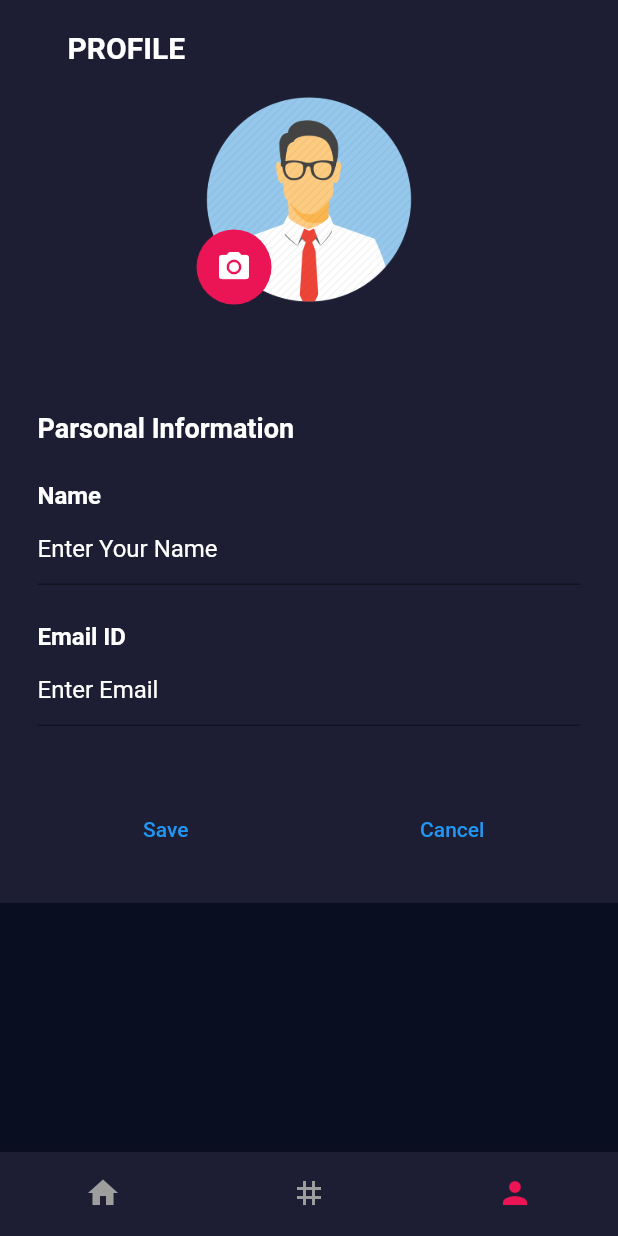
After one commit to smtsarial/bmi_calculator, a Flutter app: the HomePage screen opened directly, item 3 of the bottom bar chosen, after a tap on the "edit" icon, on a phone screen of 412 x 824 dp. The commit adds this screen. Run offline on Flutter 3.47's test engine with Material 2 defaults, Android fonts, the phone set to English and light mode, and no system bars; our stand-ins replace font_awesome_flutter; Roboto replaces fonts that are missing (sans-serif-light).

Commit message:
added profile page and bottomnavigatorbar

```diff
--- a/lib/Screens/CalculatorScreen.dart
+++ b/lib/Screens/CalculatorScreen.dart
@@ -28,15 +28,7 @@ class _InputPageState extends State<InputPage> {
   int age = 20;
   @override
   Widget build(BuildContext context) {
-    return Scaffold(
-      backgroundColor: Color(0xFF0A0E21),
-      appBar: AppBar(
-        backgroundColor: Color(0xFF0A0E21),
-        title: Center(
-          child: Text('CALCULATOR'),
-        ),
-      ),
-      body: Column(
+    return Column(
       crossAxisAlignment: CrossAxisAlignment.stretch,
       children: [
         Expanded(
@@ -108,10 +100,8 @@ class _InputPageState extends State<InputPage> {
                     inactiveTrackColor: ksliderInactiveColor,
                     thumbColor: Color(0xFFEB1555),
                     overlayColor: Color(0x29EB1555),
-                      thumbShape:
-                          RoundSliderThumbShape(enabledThumbRadius: 15.0),
-                      overlayShape:
-                          RoundSliderOverlayShape(overlayRadius: 35.0),
+                    thumbShape: RoundSliderThumbShape(enabledThumbRadius: 15.0),
+                    overlayShape: RoundSliderOverlayShape(overlayRadius: 35.0),
                   ),
                   child: Slider(
                     value: height.toDouble(),
@@ -235,7 +225,6 @@ class _InputPageState extends State<InputPage> {
           },
         ),
       ],
-      ),
     );
   }
 }
--- a/lib/Screens/HomeScreen.dart
+++ b/lib/Screens/HomeScreen.dart
@@ -1,5 +1,8 @@
+import 'package:bmi_calculator_app/Screens/CalculatorScreen.dart';
+import 'package:bmi_calculator_app/Screens/ProfileScreen.dart';
 import 'package:bmi_calculator_app/auth/SignUpScreen.dart';
 import 'package:bmi_calculator_app/main.dart';
+import 'package:bmi_calculator_app/widgets/constants.dart';
 import 'package:flutter/cupertino.dart';
 import 'package:flutter/foundation.dart';
 import 'package:flutter/gestures.dart';
@@ -13,41 +16,41 @@ class HomePage extends StatefulWidget {
 }
 
 class _HomePageState extends State<HomePage> {
+  int _selectedTab = 0;
+
+  List _pages = [
+    InputPage(),
+    Center(
+      child: Text("Home"),
+    ),
+    ProfilePage()
+  ];
+
+  _changeTab(int index) {
+    setState(() {
+      _selectedTab = index;
+    });
+  }
+
   @override
   Widget build(BuildContext context) {
     return Scaffold(
-        resizeToAvoidBottomInset: true,
-        backgroundColor: const Color.fromRGBO(40, 38, 56, 1),
-        body: Column(
-          crossAxisAlignment: CrossAxisAlignment.center,
-          children: <Widget>[
-            Center(
-              child: Container(
-                  height: 400,
-                  width: 200,
-                  padding: EdgeInsets.all(20),
-                  alignment: Alignment.center,
-                  child: Text(
-                    "Successfull login!",
-                    textAlign: TextAlign.center,
-                    style: TextStyle(color: Colors.white, fontSize: 25),
-                  )),
-            ),
-            Container(
-              height: 100,
-              width: 570,
-              padding: EdgeInsets.all(20),
-              child: ElevatedButton(
-                  child: Text("Logout", style: TextStyle(color: Colors.white)),
-                  onPressed: () {
-                    Navigator.pushAndRemoveUntil(
-                      context,
-                      MaterialPageRoute(builder: (context) => MyApp()),
-                      (Route<dynamic> route) => false,
-                    );
-                  }),
-            )
-          ],
-        ));
+      body: SafeArea(child: _pages[_selectedTab]),
+      bottomNavigationBar: BottomNavigationBar(
+        showSelectedLabels: false,
+        showUnselectedLabels: false,
+        currentIndex: _selectedTab,
+        onTap: (index) => _changeTab(index),
+        backgroundColor: kactiveCardColor,
+        selectedItemColor: kbottomContainerColor,
+        unselectedItemColor: Colors.grey,
+        items: [
+          BottomNavigationBarItem(icon: Icon(Icons.home), label: "Home"),
+          BottomNavigationBarItem(
+              icon: Icon(Icons.grid_3x3_outlined), label: "Product"),
+          BottomNavigationBarItem(icon: Icon(Icons.person), label: "About"),
+        ],
+      ),
+    );
   }
 }
--- /dev/null
+++ b/lib/Screens/ProfileScreen.dart
@@ -0,0 +1,278 @@
+import 'package:bmi_calculator_app/widgets/constants.dart';
+import 'package:flutter/material.dart';
+import 'package:flutter/cupertino.dart';
+
+class ProfilePage extends StatefulWidget {
+  @override
+  MapScreenState createState() => MapScreenState();
+}
+
+class MapScreenState extends State<ProfilePage>
+    with SingleTickerProviderStateMixin {
+  bool _status = true;
+  final FocusNode myFocusNode = FocusNode();
+
+  @override
+  Widget build(BuildContext context) {
+    return new ListView(
+      children: [
+        Column(
+          children: [
+            new Container(
+              height: 250.0,
+              color: kactiveCardColor,
+              child: new Column(
+                children: <Widget>[
+                  Padding(
+                      padding: EdgeInsets.only(left: 20.0, top: 20.0),
+                      child: new Row(
+                        crossAxisAlignment: CrossAxisAlignment.start,
+                        children: <Widget>[
+                          Padding(
+                            padding: EdgeInsets.only(left: 25.0),
+                            child: new Text('PROFILE',
+                                style: TextStyle(
+                                    fontWeight: FontWeight.bold,
+                                    fontSize: 20.0,
+                                    fontFamily: 'sans-serif-light',
+                                    color: Colors.white)),
+                          )
+                        ],
+                      )),
+                  Padding(
+                    padding: EdgeInsets.only(top: 20.0),
+                    child: new Stack(fit: StackFit.loose, children: <Widget>[
+                      new Row(
+                        crossAxisAlignment: CrossAxisAlignment.center,
+                        mainAxisAlignment: MainAxisAlignment.center,
+                        children:[
+                          new Container(
+                              width: 140.0,
+                              height: 140.0,
+                              decoration: new BoxDecoration(
+                                shape: BoxShape.circle,
+                                image: new DecorationImage(
+                                  image: new ExactAssetImage(
+                                      'assets/images/as.png'),
+                                  fit: BoxFit.cover,
+                                ),
+                              )),
+                        ],
+                      ),
+                      Padding(
+                          padding: EdgeInsets.only(top: 90.0, right: 100.0),
+                          child: new Row(
+                            mainAxisAlignment: MainAxisAlignment.center,
+                            children: <Widget>[
+                              new CircleAvatar(
+                                backgroundColor: kbottomContainerColor,
+                                radius: 25.0,
+                                child: new Icon(
+                                  Icons.camera_alt,
+                                  color: Colors.white,
+                                ),
+                              )
+                            ],
+                          )),
+                    ]),
+                  )
+                ],
+              ),
+            ),
+            new Container(
+              color: kactiveCardColor,
+              child: Padding(
+                padding: EdgeInsets.only(bottom: 25.0),
+                child: new Column(
+                  crossAxisAlignment: CrossAxisAlignment.start,
+                  mainAxisAlignment: MainAxisAlignment.start,
+                  children: <Widget>[
+                    Padding(
+                        padding:
+                            EdgeInsets.only(left: 25.0, right: 25.0, top: 25.0),
+                        child: new Row(
+                          mainAxisAlignment: MainAxisAlignment.spaceBetween,
+                          mainAxisSize: MainAxisSize.max,
+                          children: <Widget>[
+                            new Column(
+                              mainAxisAlignment: MainAxisAlignment.start,
+                              mainAxisSize: MainAxisSize.min,
+                              children: <Widget>[
+                                new Text(
+                                  'Parsonal Information',
+                                  style: TextStyle(
+                                      color: Colors.white,
+                                      fontSize: 18.0,
+                                      fontWeight: FontWeight.bold),
+                                ),
+                              ],
+                            ),
+                            new Column(
+                              mainAxisAlignment: MainAxisAlignment.end,
+                              mainAxisSize: MainAxisSize.min,
+                              children: <Widget>[
+                                _status ? _getEditIcon() : new Container(),
+                              ],
+                            )
+                          ],
+                        )),
+                    Padding(
+                        padding:
+                            EdgeInsets.only(left: 25.0, right: 25.0, top: 25.0),
+                        child: new Row(
+                          mainAxisSize: MainAxisSize.max,
+                          children: <Widget>[
+                            new Column(
+                              mainAxisAlignment: MainAxisAlignment.start,
+                              mainAxisSize: MainAxisSize.min,
+                              children: <Widget>[
+                                new Text(
+                                  'Name',
+                                  style: TextStyle(
+                                      color: Colors.white,
+                                      fontSize: 16.0,
+                                      fontWeight: FontWeight.bold),
+                                ),
+                              ],
+                            ),
+                          ],
+                        )),
+                    Padding(
+                        padding:
+                            EdgeInsets.only(left: 25.0, right: 25.0, top: 2.0),
+                        child: new Row(
+                          mainAxisSize: MainAxisSize.max,
+                          children: <Widget>[
+                            new Flexible(
+                              child: new TextField(
+                                style: TextStyle(color: Colors.white),
+                                decoration: const InputDecoration(
+                                  hintText: "Enter Your Name",
+                                  hintStyle: TextStyle(color: Colors.white),
+                                ),
+                                enabled: !_status,
+                                autofocus: !_status,
+                              ),
+                            ),
+                          ],
+                        )),
+                    Padding(
+                        padding:
+                            EdgeInsets.only(left: 25.0, right: 25.0, top: 25.0),
+                        child: new Row(
+                          mainAxisSize: MainAxisSize.max,
+                          children: <Widget>[
+                            new Column(
+                              mainAxisAlignment: MainAxisAlignment.start,
+                              mainAxisSize: MainAxisSize.min,
+                              children: <Widget>[
+                                new Text(
+                                  'Email ID',
+                                  style: TextStyle(
+                                      color: Colors.white,
+                                      fontSize: 16.0,
+                                      fontWeight: FontWeight.bold),
+                                ),
+                              ],
+                            ),
+                          ],
+                        )),
+                    Padding(
+                        padding:
+                            EdgeInsets.only(left: 25.0, right: 25.0, top: 2.0),
+                        child: new Row(
+                          mainAxisSize: MainAxisSize.max,
+                          children: <Widget>[
+                            new Flexible(
+                              child: new TextField(
+                                style: TextStyle(color: Colors.white),
+                                decoration: const InputDecoration(
+                                  hintText: "Enter Email",
+                                  hintStyle: TextStyle(color: Colors.white),
+                                ),
+                                enabled: !_status,
+                              ),
+                            ),
+                          ],
+                        )),
+                    !_status ? _getActionButtons() : new Container(),
+                  ],
+                ),
+              ),
+            )
+          ],
+        ),
+      ],
+    );
+  }
+
+  @override
+  void dispose() {
+    // Clean up the controller when the Widget is disposed
+    myFocusNode.dispose();
+    super.dispose();
+  }
+
+  Widget _getActionButtons() {
+    return Padding(
+      padding: EdgeInsets.only(left: 25.0, right: 25.0, top: 45.0),
+      child: new Row(
+        mainAxisSize: MainAxisSize.max,
+        mainAxisAlignment: MainAxisAlignment.start,
+        children: <Widget>[
+          Expanded(
+            child: Padding(
+              padding: EdgeInsets.only(right: 10.0),
+              child: Container(
+                  child: new TextButton(
+                child: new Text("Save"),
+                onPressed: () {
+                  setState(() {
+                    _status = true;
+                    FocusScope.of(context).requestFocus(new FocusNode());
+                  });
+                },
+              )),
+            ),
+            flex: 2,
+          ),
+          Expanded(
+            child: Padding(
+              padding: EdgeInsets.only(left: 10.0),
+              child: Container(
+                  child: new TextButton(
+                child: new Text("Cancel"),
+                onPressed: () {
+                  setState(() {
+                    _status = true;
+                    FocusScope.of(context).requestFocus(new FocusNode());
+                  });
+                },
+              )),
+            ),
+            flex: 2,
+          ),
+        ],
+      ),
+    );
+  }
+
+  Widget _getEditIcon() {
+    return new GestureDetector(
+      child: new CircleAvatar(
+        backgroundColor: kbottomContainerColor,
+        radius: 14.0,
+        child: new Icon(
+          Icons.edit,
+          color: Colors.white,
+          size: 16.0,
+        ),
+      ),
+      onTap: () {
+        setState(() {
+          _status = false;
+        });
+      },
+    );
+  }
+}
--- a/lib/auth/LoginScreen.dart
+++ b/lib/auth/LoginScreen.dart
@@ -2,6 +2,7 @@ import 'package:bmi_calculator_app/Screens/CalculatorScreen.dart';
 import 'package:bmi_calculator_app/Screens/HomeScreen.dart';
 import 'package:bmi_calculator_app/auth/SignUpScreen.dart';
 import 'package:bmi_calculator_app/main.dart';
+import 'package:bmi_calculator_app/widgets/constants.dart';
 import 'package:flutter/cupertino.dart';
 import 'package:flutter/foundation.dart';
 import 'package:flutter/gestures.dart';
@@ -146,6 +147,9 @@ class _LoginScreenState extends State<LoginScreen> {
                 height: 70,
                 padding: EdgeInsets.only(top: 20),
                 child: ElevatedButton(
+                    style: ElevatedButton.styleFrom(
+                      primary: kbottomContainerColor,
+                    ),
                     child:
                         Text("Submit", style: TextStyle(color: Colors.white)),
                     onPressed: () {
@@ -153,7 +157,7 @@ class _LoginScreenState extends State<LoginScreen> {
                           emailController.text, passwordController.text)) {
                         Navigator.pushAndRemoveUntil(
                           context,
-                          MaterialPageRoute(builder: (context) => InputPage()),
+                          MaterialPageRoute(builder: (context) => HomePage()),
                           (Route<dynamic> route) => false,
                         );
                       } else {
--- a/lib/auth/SignUpScreen.dart
+++ b/lib/auth/SignUpScreen.dart
@@ -1,4 +1,5 @@
 import 'package:bmi_calculator_app/main.dart';
+import 'package:bmi_calculator_app/widgets/constants.dart';
 import 'package:flutter/cupertino.dart';
 import 'package:flutter/foundation.dart';
 import 'package:flutter/gestures.dart';
@@ -75,6 +76,43 @@ class _SignupPageContent extends State<SignupPageContent> {
                 ),
               ),
             ),
+          ),
+
+          Padding(
+            padding: EdgeInsets.only(top: 0.0),
+            child: new Stack(fit: StackFit.loose, children: <Widget>[
+              new Row(
+                crossAxisAlignment: CrossAxisAlignment.center,
+                mainAxisAlignment: MainAxisAlignment.center,
+                children: [
+                  new Container(
+                      width: 140.0,
+                      height: 140.0,
+                      decoration: new BoxDecoration(
+                        shape: BoxShape.circle,
+                        image: new DecorationImage(
+                          image: new ExactAssetImage('assets/images/as.png'),
+                          fit: BoxFit.cover,
+                        ),
+                      )),
+                ],
+              ),
+              Padding(
+                  padding: EdgeInsets.only(top: 90.0, right: 100.0),
+                  child: new Row(
+                    mainAxisAlignment: MainAxisAlignment.center,
+                    children: <Widget>[
+                      new CircleAvatar(
+                        backgroundColor: kbottomContainerColor,
+                        radius: 25.0,
+                        child: new Icon(
+                          Icons.camera_alt,
+                          color: Colors.white,
+                        ),
+                      )
+                    ],
+                  )),
+            ]),
           ),
 
           // Wrong password text
@@ -185,6 +223,9 @@ class _SignupPageContent extends State<SignupPageContent> {
             height: 70,
             padding: EdgeInsets.only(top: 20),
             child: ElevatedButton(
+                style: ElevatedButton.styleFrom(
+                  primary: kbottomContainerColor,
+                ),
                 child: Text("Submit", style: TextStyle(color: Colors.white)),
                 onPressed: () async {
                   if (kDebugMode) {
--- a/lib/main.dart
+++ b/lib/main.dart
@@ -1,6 +1,7 @@
 // ignore_for_file: prefer_const_constructors, prefer_const_literals_to_create_immutables
 
 import 'package:bmi_calculator_app/Screens/CalculatorScreen.dart';
+import 'package:bmi_calculator_app/Screens/HomeScreen.dart';
 import 'package:bmi_calculator_app/auth/LoginScreen.dart';
 import 'package:flutter/foundation.dart';
 import 'package:flutter/gestures.dart';
```
Also changed, not shown: pubspec.yaml (+7 -1 lines), assets/images/as.png (added), assets/images/email_icon.png (added), assets/images/password_icon.png (added), assets/images/user_icon.png (added). Lines whose indentation alone changed are shown as unchanged.
